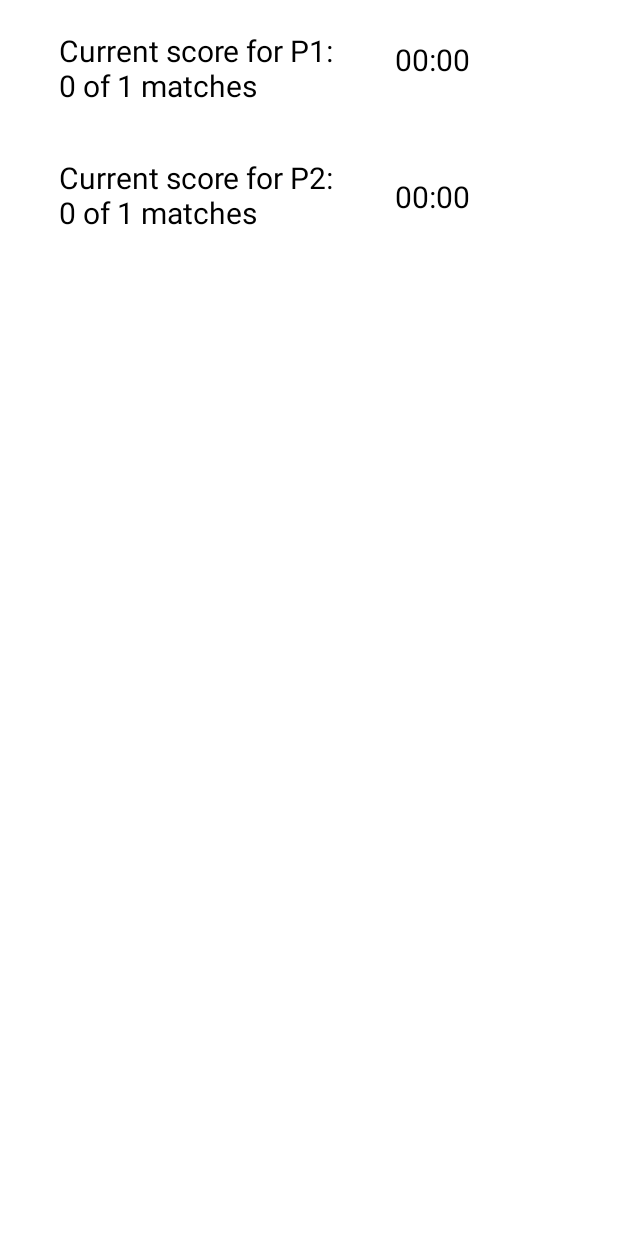
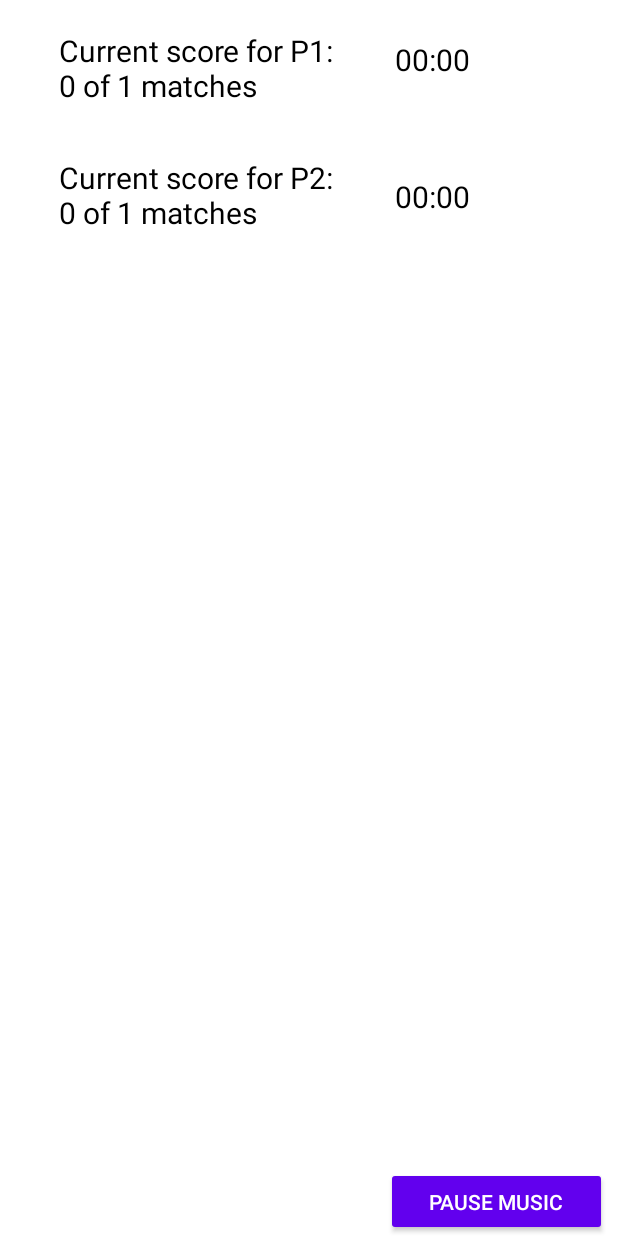
Before and after one commit to RonnieFun/MemoryGameProjectTeamVersion, an Android app: the GameActivityDoublePlayer screen opened directly, with no data from a screen before it, on a phone screen of 412 x 824 dp. Run offline under Robolectric (Android 15) with nearby library versions, the phone set to English and light mode, and no system bars; pictures from the network do not load.

Commit message:
Fixed bug
- Pause music button not shown for 2 player mode

```diff
--- a/app/src/main/res/layout/gameboarddouble.xml
+++ b/app/src/main/res/layout/gameboarddouble.xml
@@ -13,7 +13,6 @@
         android:fadeScrollbars="true"
         android:fillViewport="true"
         android:paddingBottom="50dp"
-        android:background="#FFFFFF"
         app:layout_constraintBottom_toBottomOf="parent"
         app:layout_constraintLeft_toLeftOf="parent"
         app:layout_constraintRight_toRightOf="parent"
@@ -164,7 +163,7 @@
             android:text="Player1"
             android:textColor="#000000"
             android:textSize="20sp"
-            app:layout_constraintBottom_toTopOf="@+id/Score2"
+            app:layout_constraintBottom_toTopOf="@id/Score2"
             app:layout_constraintHorizontal_weight="0.7"
             app:layout_constraintLeft_toLeftOf="parent"
             app:layout_constraintRight_toLeftOf="@id/TimeElapsed"
@@ -184,8 +183,8 @@
             app:layout_constraintBottom_toBottomOf="parent"
             app:layout_constraintHorizontal_weight="0.7"
             app:layout_constraintLeft_toLeftOf="parent"
-            app:layout_constraintRight_toLeftOf="@id/TimeElapsed"
-            app:layout_constraintTop_toBottomOf="@+id/Score" />
+            app:layout_constraintRight_toLeftOf="@id/TimeElapsed2"
+            app:layout_constraintTop_toBottomOf="@id/Score" />
 
         <Chronometer
             android:id="@+id/TimeElapsed"
@@ -196,7 +195,7 @@
             android:gravity="left|center_vertical"
             android:textColor="@color/black"
             android:textSize="20sp"
-            app:layout_constraintBottom_toTopOf="@+id/TimeElapsed2"
+            app:layout_constraintBottom_toTopOf="@id/TimeElapsed2"
             app:layout_constraintHorizontal_weight="0.3"
             app:layout_constraintLeft_toRightOf="@id/Score"
             app:layout_constraintRight_toRightOf="parent"
@@ -213,9 +212,9 @@
             android:textSize="20sp"
             app:layout_constraintBottom_toBottomOf="parent"
             app:layout_constraintHorizontal_weight="0.3"
-            app:layout_constraintLeft_toRightOf="@id/Score"
+            app:layout_constraintLeft_toRightOf="@id/Score2"
             app:layout_constraintRight_toRightOf="parent"
-            app:layout_constraintTop_toBottomOf="@+id/TimeElapsed" />
+            app:layout_constraintTop_toBottomOf="@id/TimeElapsed" />
     </androidx.constraintlayout.widget.ConstraintLayout>
 
     <androidx.constraintlayout.widget.ConstraintLayout
```
